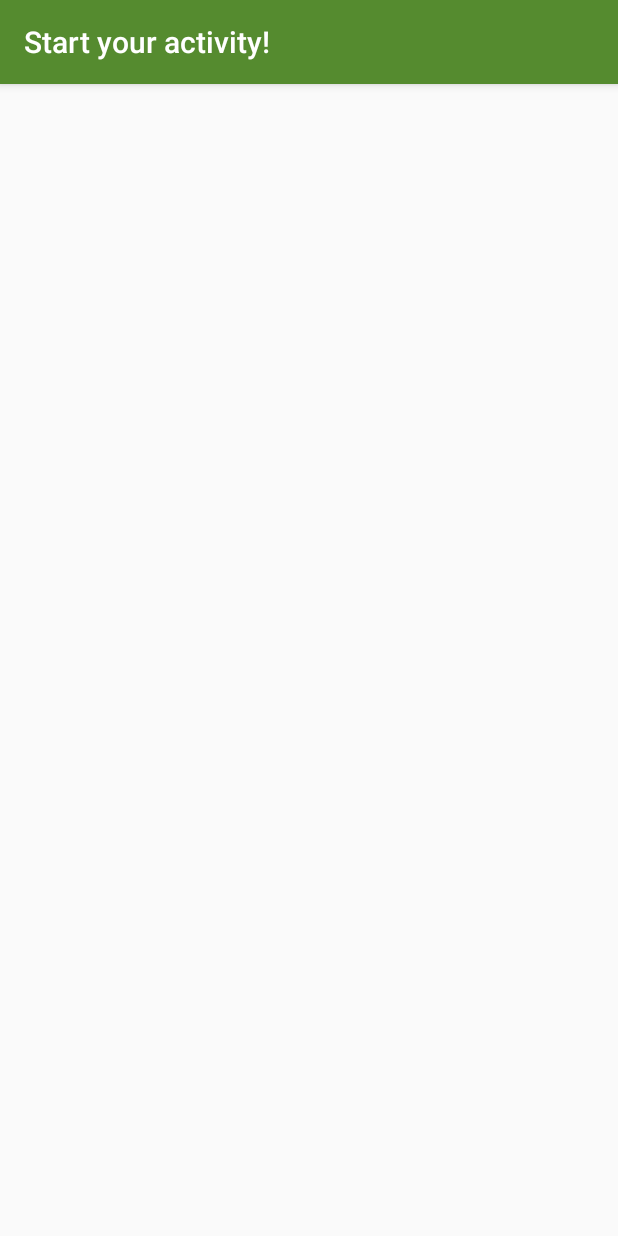
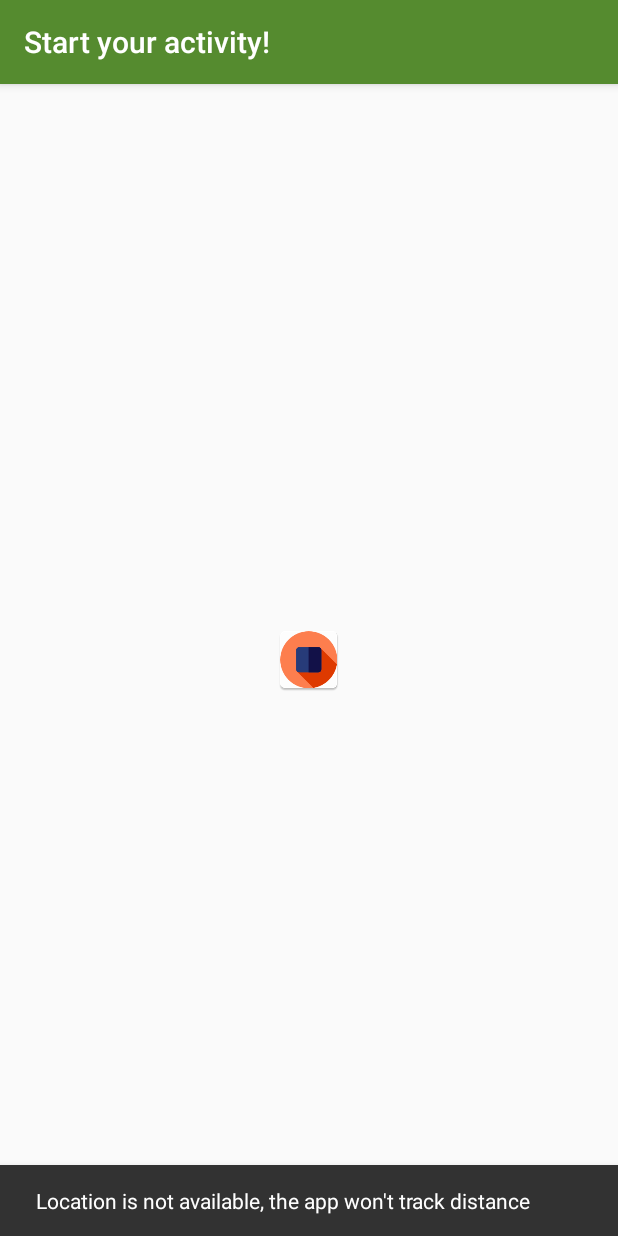
Before and after one commit to xaenimax/RunMyWay, an Android app: the RunSessionActivity screen opened directly, with no data from a screen before it, on a phone screen of 412 x 824 dp. Run offline under Robolectric (Android 15) with nearby library versions, the phone set to English and light mode, and no system bars; our stand-ins replace ButterKnife.

Commit message:
minor changescheck permission gps

```diff
--- a/app/src/main/java/com/udacity/xaenimax/runmyway/ui/runsession/RunSessionActivity.java
+++ b/app/src/main/java/com/udacity/xaenimax/runmyway/ui/runsession/RunSessionActivity.java
@@ -1,6 +1,7 @@
 package com.udacity.xaenimax.runmyway.ui.runsession;
 
 import android.Manifest;
+import android.annotation.SuppressLint;
 import android.arch.lifecycle.Observer;
 import android.arch.lifecycle.ViewModelProviders;
 import android.content.Context;
@@ -14,10 +15,12 @@ import android.location.LocationManager;
 import android.provider.Settings;
 import android.support.annotation.NonNull;
 import android.support.annotation.Nullable;
+import android.support.design.widget.Snackbar;
 import android.support.v4.app.ActivityCompat;
 import android.support.v7.app.AlertDialog;
 import android.support.v7.app.AppCompatActivity;
 import android.os.Bundle;
+import android.widget.ImageButton;
 
 import com.google.android.gms.location.LocationCallback;
 import com.google.android.gms.location.LocationResult;
@@ -30,6 +33,7 @@ import com.udacity.xaenimax.runmyway.viewmodel.RunSessionViewModel;
 
 import java.util.List;
 
+import butterknife.BindView;
 import butterknife.ButterKnife;
 
 public class RunSessionActivity extends AppCompatActivity implements LocationListener {
@@ -41,6 +45,10 @@ public class RunSessionActivity extends AppCompatActivity implements LocationLis
     private RunSessionViewModel mViewModel;
     private LocationManager locationManager;
     private String provider;
+
+
+    @BindView(R.id.start_stop_button)
+    public ImageButton startStopImageButton;
 
 
     @Override
@@ -66,10 +74,18 @@ public class RunSessionActivity extends AppCompatActivity implements LocationLis
     }
 
 
+    @SuppressLint("MissingPermission")
     @Override
     protected void onResume() {
         super.onResume();
-        checkGPSPermission();
+        if(checkLocationPermissions() && locationManager != null){
+            locationManager.requestLocationUpdates(provider, 400, 3, this);
+        }
+    }
+
+    private boolean checkLocationPermissions(){
+        return ActivityCompat.checkSelfPermission(this, Manifest.permission.ACCESS_FINE_LOCATION) == PackageManager.PERMISSION_GRANTED
+                && ActivityCompat.checkSelfPermission(this, Manifest.permission.ACCESS_COARSE_LOCATION) == PackageManager.PERMISSION_GRANTED;
     }
 
     private void startRunning() {
@@ -79,26 +95,20 @@ public class RunSessionActivity extends AppCompatActivity implements LocationLis
         // default
         Criteria criteria = new Criteria();
         provider = locationManager.getBestProvider(criteria, false);
-        if (ActivityCompat.checkSelfPermission(this, Manifest.permission.ACCESS_FINE_LOCATION) != PackageManager.PERMISSION_GRANTED
-                && ActivityCompat.checkSelfPermission(this, Manifest.permission.ACCESS_COARSE_LOCATION) != PackageManager.PERMISSION_GRANTED) {
-            // TODO: Consider calling
-            ActivityCompat.requestPermissions(this, new String[]{Manifest.permission.ACCESS_FINE_LOCATION, Manifest.permission.ACCESS_COARSE_LOCATION}, GOOGLE_LOCATION_REQUEST_CODE);
-            //    ActivityCompat#requestPermissions
-            // here to request the missing permissions, and then overriding
-            //   public void onRequestPermissionsResult(int requestCode, String[] permissions,
-            //                                          int[] grantResults)
-            // to handle the case where the user grants the permission. See the documentation
-            // for ActivityCompat#requestPermissions for more details.
+        if (!checkLocationPermissions()) {
+            ActivityCompat.requestPermissions(this,
+                    new String[]{Manifest.permission.ACCESS_FINE_LOCATION,
+                            Manifest.permission.ACCESS_COARSE_LOCATION}, GOOGLE_LOCATION_REQUEST_CODE);
             return;
         }
-        Location location = locationManager.getLastKnownLocation(provider);
+        @SuppressLint("MissingPermission") Location location = locationManager.getLastKnownLocation(provider);
 
         // Initialize the location fields
         if (location != null) {
             System.out.println("Provider " + provider + " has been selected.");
             onLocationChanged(location);
         } else {
-          //TODO location not available
+          Snackbar.make(startStopImageButton, getString(R.string.location_unavailable), Snackbar.LENGTH_SHORT).show();
         }
     }
 
--- a/app/src/main/res/layout/activity_run_session.xml
+++ b/app/src/main/res/layout/activity_run_session.xml
@@ -5,5 +5,17 @@
     android:layout_width="match_parent"
     android:layout_height="match_parent"
     tools:context=".ui.runsession.RunSessionActivity">
+    <ImageButton
+        android:id="@+id/start_stop_button"
+        android:layout_width="@dimen/one_hundred_dp"
+        android:layout_height="wrap_content"
+        android:src="@mipmap/stop"
+        android:adjustViewBounds="true"
+        android:background="@android:color/transparent"
+        app:layout_constraintStart_toStartOf="parent"
+        app:layout_constraintEnd_toEndOf="parent"
+        app:layout_constraintTop_toTopOf="parent"
+        app:layout_constraintBottom_toBottomOf="parent"
+        />
 
 </android.support.constraint.ConstraintLayout>
--- a/app/src/main/res/values/dimens.xml
+++ b/app/src/main/res/values/dimens.xml
@@ -6,4 +6,5 @@
     <dimen name="normal_text_size">16sp</dimen>
     <dimen name="eight_dp">8dp</dimen>
     <dimen name="one_dp">1dp</dimen>
+    <dimen name="one_hundred_dp">100dp</dimen>
 </resources>
--- a/app/src/main/res/values/strings.xml
+++ b/app/src/main/res/values/strings.xml
@@ -28,6 +28,7 @@
     <string name="attention">Attention</string>
     <string name="gps_info_message">Please allow GPS tracking in your device settings</string>
     <string name="ok">OK</string>
+    <string name="location_unavailable">Location is not available, the app won\'t track distance</string>
     <string-array name="running_mode">
         <item>Walk</item>
         <item>Run</item>
```
